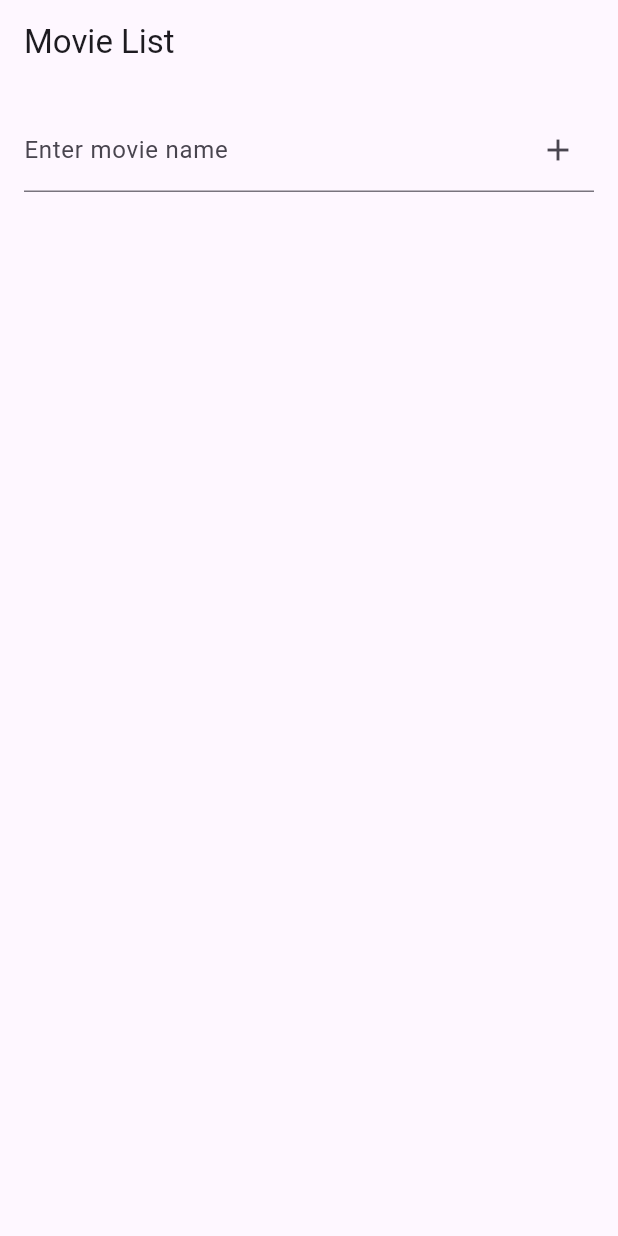
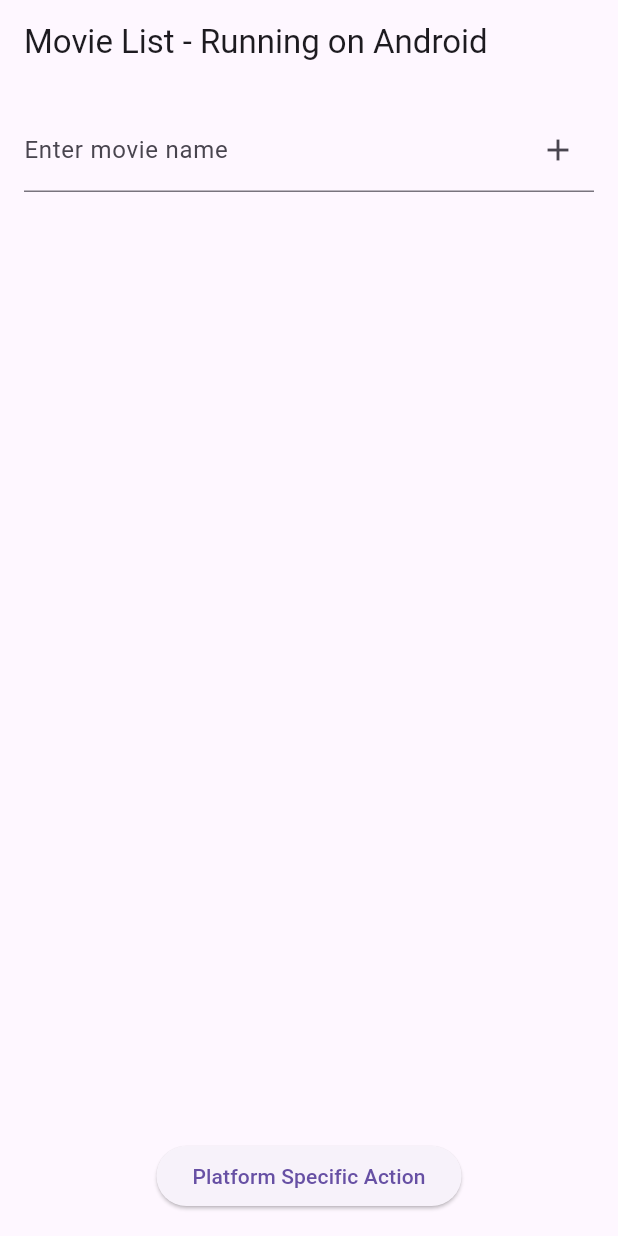
Before and after one commit to Dav1dParker/flutter_homework, a Flutter app: the screen it shows after launch, on a phone screen of 412 x 824 dp. Run offline on Flutter 3.47's test engine with Material 3 defaults, Android fonts, the phone set to English and light mode, and no system bars; our stand-ins replace fluttertoast.

Commit message:
Pr5 is done

```diff
--- a/lib/main.dart
+++ b/lib/main.dart
@@ -1,4 +1,8 @@
+import 'dart:io' show Platform;
+import 'package:flutter/foundation.dart' show kIsWeb;
 import 'package:flutter/material.dart';
+import 'package:fluttertoast/fluttertoast.dart';
+//import 'package:url_launcher/url_launcher.dart';
 
 void main() {
   runApp(MovieListApp());
@@ -41,11 +45,90 @@
     });
   }
 
+  String _getPlatform() {
+    if (kIsWeb) {
+      return "Running on Web";
+    } else if (Platform.isAndroid) {
+      return "Running on Android";
+    } else if (Platform.isIOS) {
+      return "Running on iOS";
+    } else if (Platform.isMacOS) {
+      return "Running on macOS";
+    } else if (Platform.isWindows) {
+      return "Running on Windows";
+    } else if (Platform.isLinux) {
+      return "Running on Linux";
+    } else {
+      return "Running on UFO";
+    }
+  }
+
+  void _platformSpecificAction() async {
+    if (kIsWeb) {
+      final url = Uri.parse("https://online-edu.mirea.ru");
+      //if (await canLaunchUrl(url)) {
+      //  await launchUrl(url, mode: LaunchMode.externalApplication);
+      //}
+    } else if (Platform.isAndroid) {
+      Fluttertoast.showToast(
+        msg: "I think I am an android app",
+        toastLength: Toast.LENGTH_SHORT,
+        gravity: ToastGravity.BOTTOM,
+      );
+    } else if (Platform.isIOS) {
+      ScaffoldMessenger.of(context).showSnackBar(
+        SnackBar(content: Text("This action is specific to iOS")),
+      );
+    } else if (Platform.isMacOS) {
+      showDialog(
+        context: context,
+        builder: (context) => AlertDialog(
+          title: Text("macOS Action"),
+          content: Text("This action is specific to macOS."),
+          actions: [
+            TextButton(
+              onPressed: () => Navigator.pop(context),
+              child: Text("OK"),
+            ),
+          ],
+        ),
+      );
+    } else if (Platform.isWindows) {
+      showDialog(
+        context: context,
+        builder: (context) => AlertDialog(
+          title: Text("Windows Action"),
+          content: Text("I think I run on windows."),
+          actions: [
+            TextButton(
+              onPressed: () => Navigator.pop(context),
+              child: Text("OK"),
+            ),
+          ],
+        ),
+      );
+    } else if (Platform.isLinux) {
+      showDialog(
+        context: context,
+        builder: (context) => AlertDialog(
+          title: Text("Linux Action"),
+          content: Text("This action is specific to Linux."),
+          actions: [
+            TextButton(
+              onPressed: () => Navigator.pop(context),
+              child: Text("OK"),
+            ),
+          ],
+        ),
+      );
+    }
+  }
+
   @override
   Widget build(BuildContext context) {
     return Scaffold(
       appBar: AppBar(
-        title: Text('Movie List'),
+        title: Text('Movie List - ${_getPlatform()}'),
       ),
       body: Column(
         children: [
@@ -75,7 +158,14 @@
                   ),
                 );
               },
-              separatorBuilder: (context, index) => Divider(), // Separator
+              separatorBuilder: (context, index) => Divider(),
+            ),
+          ),
+          Padding(
+            padding: const EdgeInsets.all(16.0),
+            child: ElevatedButton(
+              onPressed: _platformSpecificAction,
+              child: Text("Platform Specific Action"),
             ),
           ),
         ],
--- a/pubspec.yaml
+++ b/pubspec.yaml
@@ -30,6 +30,8 @@ environment:
 dependencies:
   flutter:
     sdk: flutter
+  fluttertoast: ^8.0.8
+
 
 
   # The following adds the Cupertino Icons font to your application.
```
Also changed, not shown: pubspec.lock.
